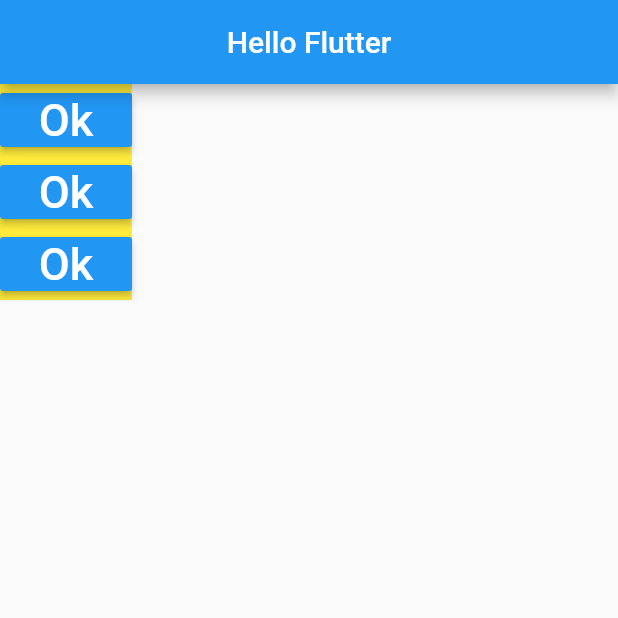
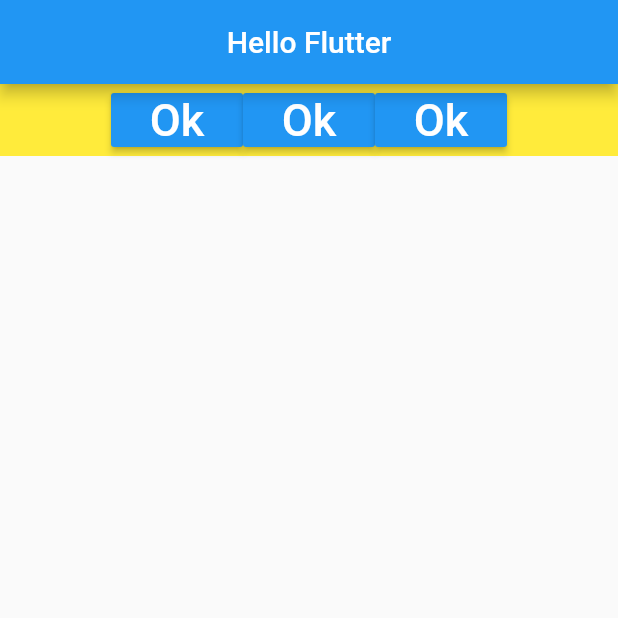
Before and after one commit to robertov8/flutterbasicoewidgets, a Flutter app: the screen it shows after launch, on a phone screen of 412 x 824 dp, the top half of it. Run offline on Flutter 3.47's test engine with Material 2 defaults, Android fonts, the phone set to English and light mode, and no system bars.

Commit message:
37 - MainAxisAlignment

```diff
--- a/lib/pages/home_page.dart
+++ b/lib/pages/home_page.dart
@@ -15,8 +15,9 @@ class HomePage extends StatelessWidget {
   _body() {
     return Container(
       color: Colors.yellow,
-      child: Column(
-        mainAxisSize: MainAxisSize.min,
+      child: Row(
+        mainAxisAlignment: MainAxisAlignment.center,
+        crossAxisAlignment: CrossAxisAlignment.center,
         children: <Widget>[
           _button(),
           _button(),
```
